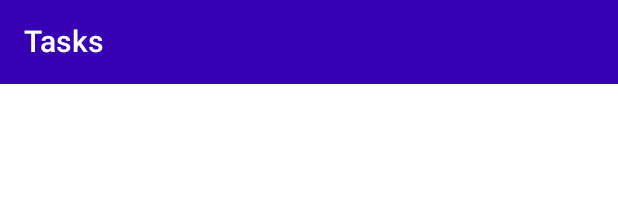
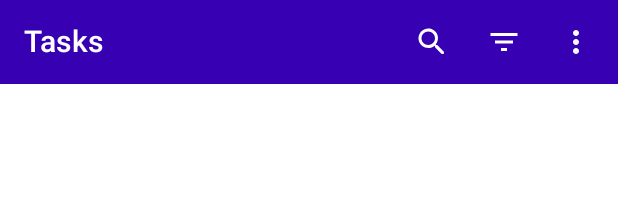
Before and after one commit to MahanZiyari/Jet-Todo, an Android app built with Jetpack Compose: the @Preview function ListTopAppBarPreview, on a phone screen of 412 x 824 dp. Shown: the top 218 px of the screen. Run offline under Robolectric (Android 15) with nearby library versions, the phone set to English and light mode, and no system bars.

Commit message:
Design Default TopAppBar

```diff
--- a/app/src/main/java/com/mahan/compose/jettodo/data/models/Priority.kt
+++ b/app/src/main/java/com/mahan/compose/jettodo/data/models/Priority.kt
@@ -6,7 +6,7 @@ import com.mahan.compose.jettodo.ui.theme.LowPriorityColor
 import com.mahan.compose.jettodo.ui.theme.MediumPriorityColor
 import com.mahan.compose.jettodo.ui.theme.NonePriorityColor
 
-enum class Priority(private val color: Color) {
+enum class Priority(val color: Color) {
     High(HighPriorityColor),
     Medium(MediumPriorityColor),
     Low(LowPriorityColor),
--- a/app/src/main/java/com/mahan/compose/jettodo/ui/components/Buttons.kt
+++ b/app/src/main/java/com/mahan/compose/jettodo/ui/components/Buttons.kt
@@ -1,18 +1,21 @@
 package com.mahan.compose.jettodo.ui.components
 
+import androidx.compose.foundation.layout.padding
 import androidx.compose.foundation.layout.size
-import androidx.compose.material.FloatingActionButton
-import androidx.compose.material.Icon
+import androidx.compose.material.*
 import androidx.compose.material.icons.Icons
-import androidx.compose.material.icons.filled.Add
 import androidx.compose.material.icons.rounded.Add
-import androidx.compose.runtime.Composable
+import androidx.compose.material.icons.rounded.Search
+import androidx.compose.runtime.*
 import androidx.compose.ui.Modifier
 import androidx.compose.ui.graphics.Color
+import androidx.compose.ui.res.painterResource
 import androidx.compose.ui.res.stringResource
 import androidx.compose.ui.tooling.preview.Preview
 import androidx.compose.ui.unit.dp
 import com.mahan.compose.jettodo.R
+import com.mahan.compose.jettodo.data.models.Priority
+import com.mahan.compose.jettodo.ui.theme.MEDIUM_PADDING
 
 @Composable
 fun ListFab(
@@ -35,3 +38,89 @@ fun ListFab(
 fun ListFabPreview() {
     ListFab(onFabClicked = {})
 }
+
+@Composable
+fun SearchAction(
+    onSearchClicked: () -> Unit
+) {
+    IconButton(
+        onClick = { onSearchClicked() }
+    ) {
+        Icon(
+            imageVector = Icons.Rounded.Search,
+            contentDescription = stringResource(R.string.search_action),
+            tint = MaterialTheme.colors.onPrimary
+        )
+    }
+
+}
+
+@Composable
+fun SortAction(
+    onPriorityItemClicked: (Priority) -> Unit
+) {
+    // States
+    var expanded by remember {
+        mutableStateOf(false)
+    }
+
+    // UI
+    IconButton(
+        onClick = {
+            expanded = true
+        }
+    ) {
+        Icon(
+            painter = painterResource(id = R.drawable.ic_filter),
+            contentDescription = stringResource(id = R.string.filter_action),
+            tint = MaterialTheme.colors.onPrimary
+        )
+    }
+
+    FilterDropDownMenu(
+        expanded = expanded,
+        onDismissRequest = { expanded = it },
+        onMenuItemClicked = onPriorityItemClicked
+    )
+
+}
+
+@Composable
+fun MenuAction(
+    onClicked: () -> Unit = {},
+    onDeleteClicked: () -> Unit
+) {
+    var expanded by remember {
+        mutableStateOf(false)
+    }
+    IconButton(
+        onClick = {
+            expanded = true
+        }
+    ) {
+        Icon(
+            painter = painterResource(id = R.drawable.ic_kebab),
+            contentDescription = stringResource(R.string.more_action),
+            tint = MaterialTheme.colors.onPrimary
+        )
+    }
+
+    DropdownMenu(
+        expanded = expanded,
+        onDismissRequest = { expanded = false }
+    ) {
+        DropdownMenuItem(
+            onClick = {
+                onDeleteClicked()
+                expanded = false
+            }
+        ) {
+            Text(
+                modifier = Modifier
+                    .padding(start = MEDIUM_PADDING),
+                text = stringResource(R.string.delete_all_action),
+                style = MaterialTheme.typography.subtitle2
+            )
+        }
+    }
+}
--- a/app/src/main/java/com/mahan/compose/jettodo/ui/components/TopAppBars.kt
+++ b/app/src/main/java/com/mahan/compose/jettodo/ui/components/TopAppBars.kt
@@ -5,10 +5,15 @@ import androidx.compose.material.Text
 import androidx.compose.material.TopAppBar
 import androidx.compose.runtime.Composable
 import androidx.compose.ui.tooling.preview.Preview
+import com.mahan.compose.jettodo.data.models.Priority
 
 @Composable
 fun ListTopAppBar() {
-    DefaultListTopAppBar()
+    DefaultListTopAppBar(
+        onSearchClicked = {},
+        onPriorityItemClicked = {},
+        onDeleteClicked = {}
+    )
 }
 
 @Preview
@@ -18,9 +23,31 @@ fun ListTopAppBarPreview() {
 }
 
 @Composable
-fun DefaultListTopAppBar() {
+fun DefaultListTopAppBar(
+    onSearchClicked: () -> Unit,
+    onPriorityItemClicked: (Priority) -> Unit,
+    onDeleteClicked: () -> Unit
+) {
     TopAppBar(
         title = { Text(text = "Tasks", color = MaterialTheme.colors.onPrimary) },
-        backgroundColor = MaterialTheme.colors.primaryVariant
+        backgroundColor = MaterialTheme.colors.primaryVariant,
+        actions = {
+            DefaultAppBarActions(
+                onSearchClicked = onSearchClicked,
+                onPriorityItemClicked = onPriorityItemClicked,
+                onDeleteClicked = onDeleteClicked
+            )
+        }
     )
 }
+
+@Composable
+fun DefaultAppBarActions(
+    onSearchClicked: () -> Unit,
+    onPriorityItemClicked: (Priority) -> Unit,
+    onDeleteClicked: () -> Unit
+) {
+    SearchAction(onSearchClicked = onSearchClicked)
+    SortAction(onPriorityItemClicked = onPriorityItemClicked)
+    MenuAction(onDeleteClicked = onDeleteClicked)
+}
--- a/app/src/main/java/com/mahan/compose/jettodo/ui/theme/Theme.kt
+++ b/app/src/main/java/com/mahan/compose/jettodo/ui/theme/Theme.kt
@@ -11,7 +11,7 @@ private val DarkColorPalette = darkColors(
     primary = Purple500,
     primaryVariant = Color.Black,
     onPrimary = LightGray,
-    secondary = Teal200
+    secondary = Purple700
 )
 
 private val LightColorPalette = lightColors(
--- /dev/null
+++ b/app/src/main/res/drawable/ic_filter.xml
@@ -0,0 +1,10 @@
+<vector xmlns:android="http://schemas.android.com/apk/res/android"
+    android:width="24dp"
+    android:height="24dp"
+    android:viewportWidth="24"
+    android:viewportHeight="24"
+    android:tint="?attr/colorControlNormal">
+  <path
+      android:fillColor="@android:color/white"
+      android:pathData="M10,18h4v-2h-4v2zM3,6v2h18L21,6L3,6zM6,13h12v-2L6,11v2z"/>
+</vector>
--- /dev/null
+++ b/app/src/main/res/drawable/ic_kebab.xml
@@ -0,0 +1,10 @@
+<vector xmlns:android="http://schemas.android.com/apk/res/android"
+    android:width="24dp"
+    android:height="24dp"
+    android:viewportWidth="24"
+    android:viewportHeight="24"
+    android:tint="?attr/colorControlNormal">
+  <path
+      android:fillColor="@android:color/white"
+      android:pathData="M12,8c1.1,0 2,-0.9 2,-2s-0.9,-2 -2,-2 -2,0.9 -2,2 0.9,2 2,2zM12,10c-1.1,0 -2,0.9 -2,2s0.9,2 2,2 2,-0.9 2,-2 -0.9,-2 -2,-2zM12,16c-1.1,0 -2,0.9 -2,2s0.9,2 2,2 2,-0.9 2,-2 -0.9,-2 -2,-2z"/>
+</vector>
--- a/app/src/main/res/values/strings.xml
+++ b/app/src/main/res/values/strings.xml
@@ -2,4 +2,8 @@
     <string name="app_name">Jet Todo</string>
 
     <string name="add_button">Add Fab</string>
+    <string name="search_action">Search Action</string>
+    <string name="filter_action">Filter Action</string>
+    <string name="more_action">More Action</string>
+    <string name="delete_all_action">Delete All</string>
 </resources>
```
Also changed, not shown: app/src/main/java/com/mahan/compose/jettodo/ui/components/Menus.kt (added, +79 -0 lines), app/src/main/java/com/mahan/compose/jettodo/ui/theme/Dimension.kt (added, +9 -0 lines).
